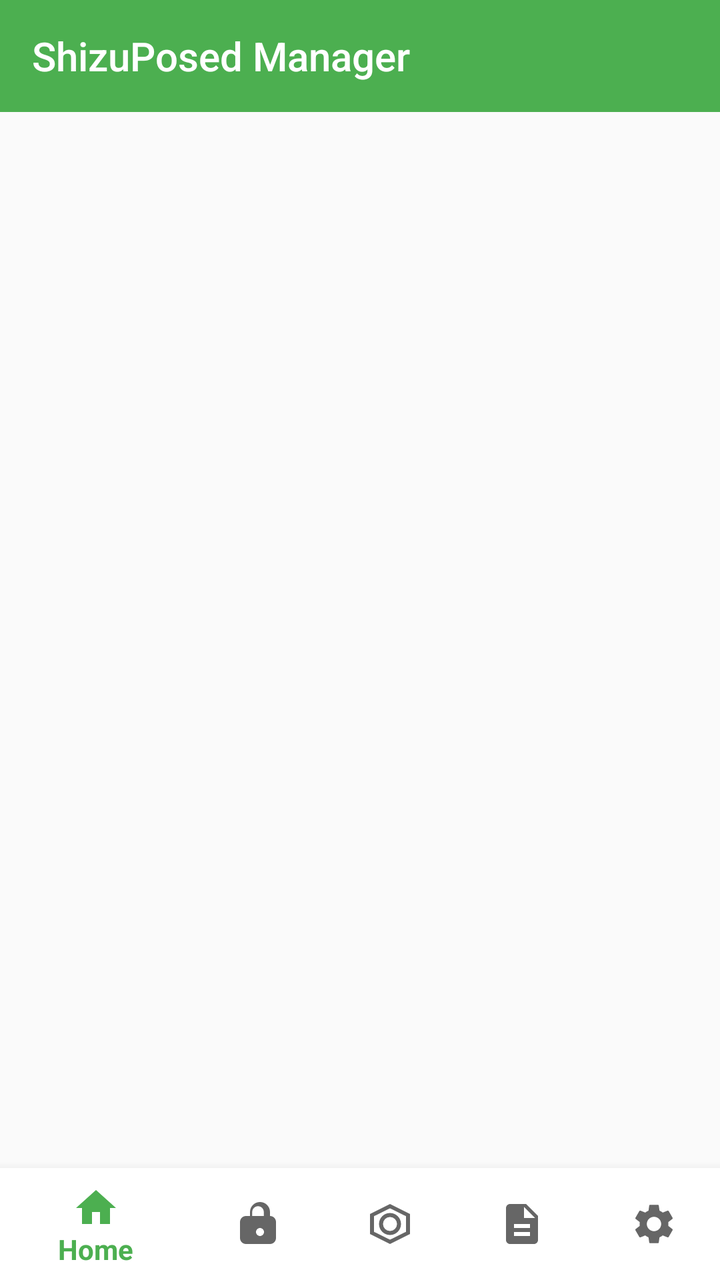
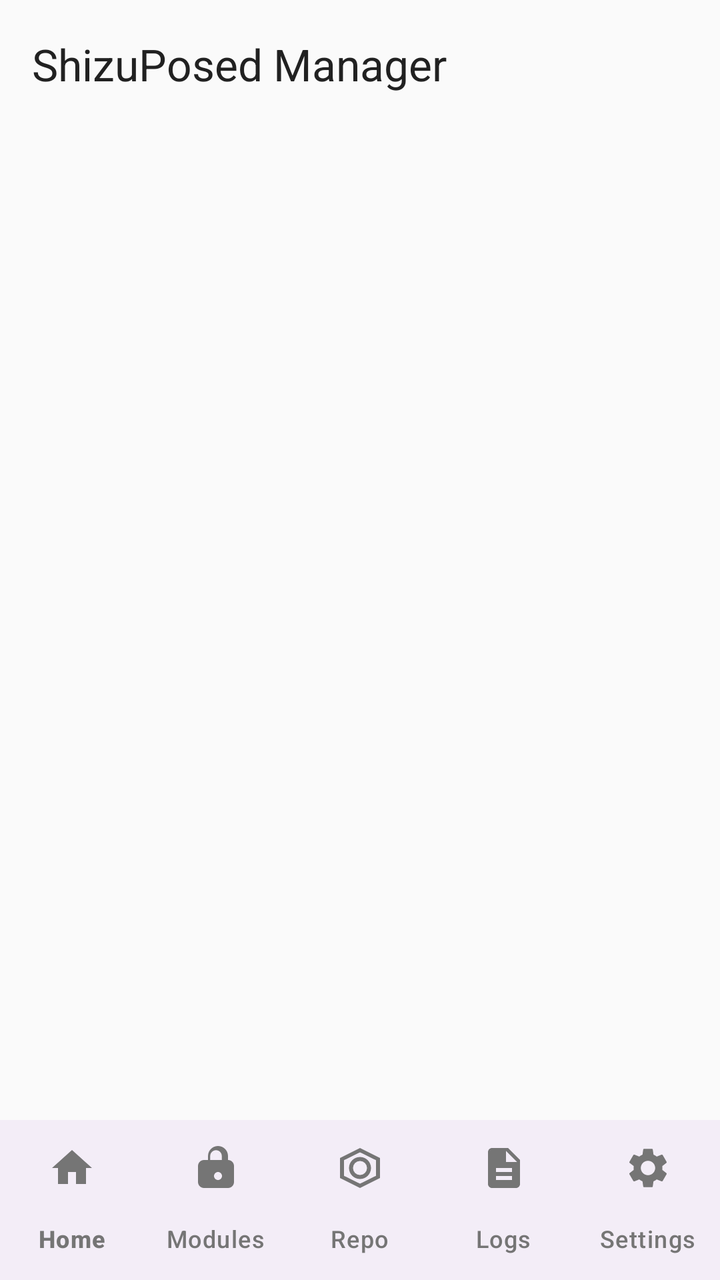

Compare the two renders of this Android layout. The source of the first and the diff that turns it into the second are given below.
<!-- AndroidManifest.xml: activity theme Theme.ShizuPosedManager -->
<!-- res/layout/activity_main.xml -->
<?xml version="1.0" encoding="utf-8"?>
<androidx.constraintlayout.widget.ConstraintLayout
    xmlns:android="http://schemas.android.com/apk/res/android"
    xmlns:app="http://schemas.android.com/apk/res-auto"
    xmlns:tools="http://schemas.android.com/tools"
    android:layout_width="match_parent"
    android:layout_height="match_parent"
    android:padding="0dp"
    tools:context=".MainActivity">

    <androidx.appcompat.widget.Toolbar
        android:id="@+id/toolbar"
        android:layout_width="match_parent"
        android:layout_height="?attr/actionBarSize"
        android:background="?attr/colorPrimary"
        android:theme="@style/ThemeOverlay.AppCompat.Dark.ActionBar"
        app:title="ShizuPosed Manager"
        app:titleTextColor="@android:color/white"
        app:layout_constraintTop_toTopOf="parent"
        app:layout_constraintStart_toStartOf="parent"
        app:layout_constraintEnd_toEndOf="parent" />

    <androidx.viewpager2.widget.ViewPager2
        android:id="@+id/viewPager"
        android:layout_width="match_parent"
        android:layout_height="0dp"
        app:layout_constraintTop_toBottomOf="@id/toolbar"
        app:layout_constraintBottom_toTopOf="@id/bottomNavigation"
        app:layout_constraintStart_toStartOf="parent"
        app:layout_constraintEnd_toEndOf="parent" />

    <com.google.android.material.bottomnavigation.BottomNavigationView
        android:id="@+id/bottomNavigation"
        android:layout_width="match_parent"
        android:layout_height="wrap_content"
        android:background="@android:color/white"
        app:menu="@menu/main_menu"
        app:labelVisibilityMode="selected"
        app:layout_constraintBottom_toBottomOf="parent"
        app:layout_constraintStart_toStartOf="parent"
        app:layout_constraintEnd_toEndOf="parent" />

</androidx.constraintlayout.widget.ConstraintLayout>
<!-- resources referenced by this layout -->
<resources>
  <style name="Theme.ShizuPosedManager" parent="Theme.AppCompat.DayNight.NoActionBar">
          
          <item name="colorPrimary">@color/md_theme_light_primary</item>
          <item name="colorPrimaryDark">@color/md_theme_light_primaryContainer</item>
          <item name="colorAccent">@color/md_theme_light_secondary</item>
  
          
          <item name="android:windowBackground">@color/md_theme_light_surface</item>
          <item name="android:colorBackground">@color/md_theme_light_surface</item>
  
          
          <item name="android:windowFullscreen">false</item>
          <item name="android:windowContentOverlay">@null</item>
          <item name="android:windowNoTitle">true</item>
          <item name="android:windowActionBar">false</item>
  
          
          <item name="android:statusBarColor">?attr/colorPrimary</item>
          <item name="android:windowLightStatusBar" tools:targetApi="m">true</item>
  
          
          <item name="android:navigationBarColor">@color/md_theme_light_surface</item>
          <item name="android:windowLightNavigationBar" tools:targetApi="o_mr1">true</item>
  
          
          <item name="android:windowAnimationStyle">@style/Animation.Activity</item>
      </style>
  <!-- unchanged entries left out for length: 5 -->
</resources>

<!-- the commit's change to res/layout/activity_main.xml (unified diff, before → after) -->
@@ -6,16 +6,17 @@
     android:layout_width="match_parent"
     android:layout_height="match_parent"
     android:padding="0dp"
+    android:background="?attr/colorSurface"
     tools:context=".MainActivity">
 
-    <androidx.appcompat.widget.Toolbar
+    <com.google.android.material.appbar.MaterialToolbar
         android:id="@+id/toolbar"
         android:layout_width="match_parent"
         android:layout_height="?attr/actionBarSize"
-        android:background="?attr/colorPrimary"
-        android:theme="@style/ThemeOverlay.AppCompat.Dark.ActionBar"
+        android:background="?attr/colorSurface"
         app:title="ShizuPosed Manager"
-        app:titleTextColor="@android:color/white"
+        app:titleTextColor="?attr/colorOnSurface"
+        app:titleCentered="false"
         app:layout_constraintTop_toTopOf="parent"
         app:layout_constraintStart_toStartOf="parent"
         app:layout_constraintEnd_toEndOf="parent" />
@@ -33,9 +34,11 @@
         android:id="@+id/bottomNavigation"
         android:layout_width="match_parent"
         android:layout_height="wrap_content"
-        android:background="@android:color/white"
+        android:background="?attr/colorSurfaceContainer"
         app:menu="@menu/main_menu"
-        app:labelVisibilityMode="selected"
+        app:labelVisibilityMode="labeled"
+        app:itemIconTint="?attr/colorOnSurfaceVariant"
+        app:itemTextColor="?attr/colorOnSurfaceVariant"
         app:layout_constraintBottom_toBottomOf="parent"
         app:layout_constraintStart_toStartOf="parent"
         app:layout_constraintEnd_toEndOf="parent" />
<!-- resource entries referenced after the edit -->
@@ -1,32 +1,84 @@
 <!-- resources referenced by this layout -->
 <resources>
-  <style name="Theme.ShizuPosedManager" parent="Theme.AppCompat.DayNight.NoActionBar">
+  <style name="Theme.ShizuPosedManager" parent="Theme.Material3.DayNight.NoActionBar">
+  
           
           <item name="colorPrimary">@color/md_theme_light_primary</item>
-          <item name="colorPrimaryDark">@color/md_theme_light_primaryContainer</item>
-          <item name="colorAccent">@color/md_theme_light_secondary</item>
+          <item name="colorOnPrimary">@color/md_theme_light_onPrimary</item>
+          <item name="colorPrimaryContainer">@color/md_theme_light_primaryContainer</item>
+          <item name="colorOnPrimaryContainer">@color/md_theme_light_onPrimaryContainer</item>
+  
+          
+          <item name="colorSecondary">@color/md_theme_light_secondary</item>
+          <item name="colorOnSecondary">@color/md_theme_light_onSecondary</item>
+          <item name="colorSecondaryContainer">@color/md_theme_light_secondaryContainer</item>
+          <item name="colorOnSecondaryContainer">@color/md_theme_light_onSecondaryContainer</item>
+  
+          
+          <item name="colorTertiary">@color/md_theme_light_tertiary</item>
+          <item name="colorOnTertiary">@color/md_theme_light_onTertiary</item>
+          <item name="colorTertiaryContainer">@color/md_theme_light_tertiaryContainer</item>
+          <item name="colorOnTertiaryContainer">@color/md_theme_light_onTertiaryContainer</item>
+  
+          
+          <item name="colorError">@color/md_theme_light_error</item>
+          <item name="colorOnError">@color/md_theme_light_onError</item>
+          <item name="colorErrorContainer">@color/md_theme_light_errorContainer</item>
+          <item name="colorOnErrorContainer">@color/md_theme_light_onErrorContainer</item>
+  
+          
+          <item name="android:colorBackground">@color/md_theme_light_surface</item>
+          <item name="colorOnBackground">@color/md_theme_light_onSurface</item>
+          <item name="colorSurface">@color/md_theme_light_surface</item>
+          <item name="colorOnSurface">@color/md_theme_light_onSurface</item>
+          <item name="colorSurfaceVariant">@color/md_theme_light_surfaceVariant</item>
+          <item name="colorOnSurfaceVariant">@color/md_theme_light_onSurfaceVariant</item>
+          <item name="colorOutline">@color/md_theme_light_outline</item>
+          <item name="colorOutlineVariant">@color/md_theme_light_outline</item>
+  
+          
+          <item name="colorSurfaceInverse">@color/md_theme_light_inverseSurface</item>
+          <item name="colorOnSurfaceInverse">@color/md_theme_light_inverseOnSurface</item>
+          <item name="colorPrimaryInverse">@color/md_theme_light_inversePrimary</item>
   
           
           <item name="android:windowBackground">@color/md_theme_light_surface</item>
-          <item name="android:colorBackground">@color/md_theme_light_surface</item>
-  
-          
           <item name="android:windowFullscreen">false</item>
           <item name="android:windowContentOverlay">@null</item>
           <item name="android:windowNoTitle">true</item>
           <item name="android:windowActionBar">false</item>
   
           
-          <item name="android:statusBarColor">?attr/colorPrimary</item>
+          <item name="android:statusBarColor">@android:color/transparent</item>
           <item name="android:windowLightStatusBar" tools:targetApi="m">true</item>
   
           
-          <item name="android:navigationBarColor">@color/md_theme_light_surface</item>
+          <item name="android:navigationBarColor">@android:color/transparent</item>
           <item name="android:windowLightNavigationBar" tools:targetApi="o_mr1">true</item>
   
           
           <item name="android:windowAnimationStyle">@style/Animation.Activity</item>
       </style>
+  <color name="md_theme_light_onPrimary">#FFFFFF</color>
+  <color name="md_theme_light_onPrimaryContainer">#1B5E20</color>
+  <color name="md_theme_light_onSecondary">#FFFFFF</color>
+  <color name="md_theme_light_secondaryContainer">#C5E1A5</color>
+  <color name="md_theme_light_onSecondaryContainer">#33691E</color>
+  <color name="md_theme_light_tertiary">#00695C</color>
+  <color name="md_theme_light_onTertiary">#FFFFFF</color>
+  <color name="md_theme_light_tertiaryContainer">#B2DFDB</color>
+  <color name="md_theme_light_onTertiaryContainer">#004D40</color>
+  <color name="md_theme_light_error">#D32F2F</color>
+  <color name="md_theme_light_onError">#FFFFFF</color>
+  <color name="md_theme_light_errorContainer">#FFCDD2</color>
+  <color name="md_theme_light_onErrorContainer">#B71C1C</color>
+  <color name="md_theme_light_onSurface">#212121</color>
+  <color name="md_theme_light_surfaceVariant">#F5F5F5</color>
+  <color name="md_theme_light_onSurfaceVariant">#757575</color>
+  <color name="md_theme_light_outline">#BDBDBD</color>
+  <color name="md_theme_light_inverseSurface">#424242</color>
+  <color name="md_theme_light_inverseOnSurface">#FFFFFF</color>
+  <color name="md_theme_light_inversePrimary">#81C784</color>
   <!-- unchanged entries left out for length: 5 -->
 </resources>
 
